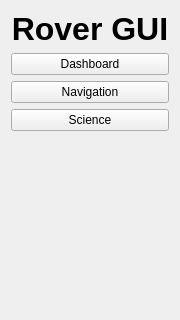
Above: rover_gui/ui/ui/SideBar.ui from robotique-udes/rover before the change; both pictures show x 0 to 180 and y 0 to 320 of the 180 by 794 pixel window. Below: the same form after it.
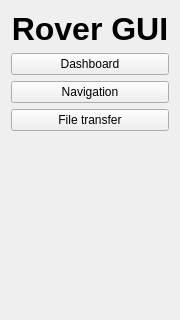
That is the form after the change.

Diff of the .ui file:
```diff
--- a/rover_gui/ui/ui/SideBar.ui
+++ b/rover_gui/ui/ui/SideBar.ui
@@ -62,7 +62,7 @@
      <item>
       <widget class="QPushButton" name="pb_science">
        <property name="text">
-        <string>Science</string>
+        <string>File transfer</string>
        </property>
       </widget>
      </item>
```
Left out of the diff: 2 changed lines with no effect on the pictures.
